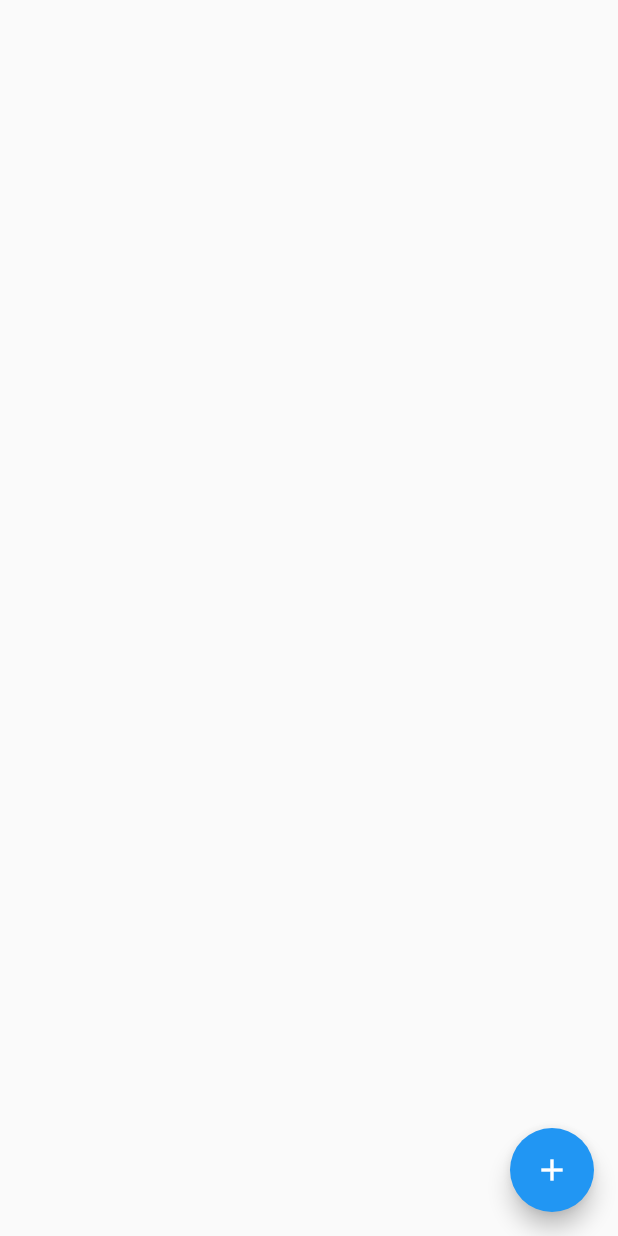
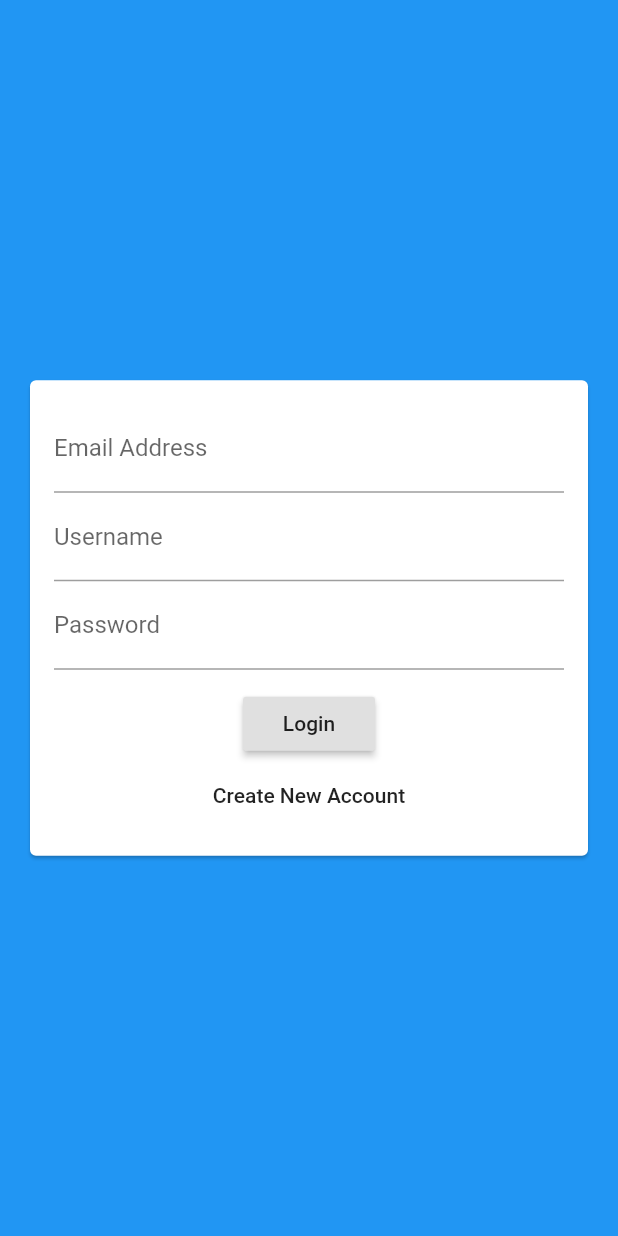
Before and after one commit to MatthieuNadeau96/chat_app, a Flutter app: the screen it shows after launch, on a phone screen of 412 x 824 dp. Run offline on Flutter 3.47's test engine with Material 2 defaults, Android fonts, the phone set to English and light mode, and no system bars; our stand-ins replace cloud_firestore; accounts and stored records are empty.

Commit message:
A Basic Authentication Screen

```diff
--- a/lib/main.dart
+++ b/lib/main.dart
@@ -1,3 +1,4 @@
+import 'package:chat_app/screens/auth_screen.dart';
 import 'package:chat_app/screens/chat_screen.dart';
 import 'package:flutter/material.dart';
 
@@ -14,7 +15,7 @@ class MyApp extends StatelessWidget {
         primarySwatch: Colors.blue,
         visualDensity: VisualDensity.adaptivePlatformDensity,
       ),
-      home: ChatScreen(),
+      home: AuthScreen(),
     );
   }
 }
--- /dev/null
+++ b/lib/screens/auth/auth_form.dart
@@ -0,0 +1,55 @@
+import 'package:flutter/material.dart';
+
+class AuthForm extends StatefulWidget {
+  @override
+  _AuthFormState createState() => _AuthFormState();
+}
+
+class _AuthFormState extends State<AuthForm> {
+  @override
+  Widget build(BuildContext context) {
+    return Center(
+      child: Card(
+        margin: EdgeInsets.all(20),
+        child: SingleChildScrollView(
+          child: Padding(
+            padding: EdgeInsets.all(16),
+            child: Form(
+              child: Column(
+                mainAxisSize: MainAxisSize.min,
+                children: <Widget>[
+                  TextFormField(
+                    keyboardType: TextInputType.emailAddress,
+                    decoration: InputDecoration(
+                      labelText: 'Email Address',
+                    ),
+                  ),
+                  TextFormField(
+                    decoration: InputDecoration(
+                      labelText: 'Username',
+                    ),
+                  ),
+                  TextFormField(
+                    decoration: InputDecoration(
+                      labelText: 'Password',
+                    ),
+                    obscureText: true,
+                  ),
+                  SizedBox(height: 12),
+                  RaisedButton(
+                    child: Text('Login'),
+                    onPressed: () {},
+                  ),
+                  FlatButton(
+                    child: Text('Create New Account'),
+                    onPressed: () {},
+                  )
+                ],
+              ),
+            ),
+          ),
+        ),
+      ),
+    );
+  }
+}
--- a/lib/screens/auth_screen.dart
+++ b/lib/screens/auth_screen.dart
@@ -0,0 +1,17 @@
+import 'package:chat_app/screens/auth/auth_form.dart';
+import 'package:flutter/material.dart';
+
+class AuthScreen extends StatefulWidget {
+  @override
+  _AuthScreenState createState() => _AuthScreenState();
+}
+
+class _AuthScreenState extends State<AuthScreen> {
+  @override
+  Widget build(BuildContext context) {
+    return Scaffold(
+      backgroundColor: Theme.of(context).primaryColor,
+      body: AuthForm(),
+    );
+  }
+}
```
